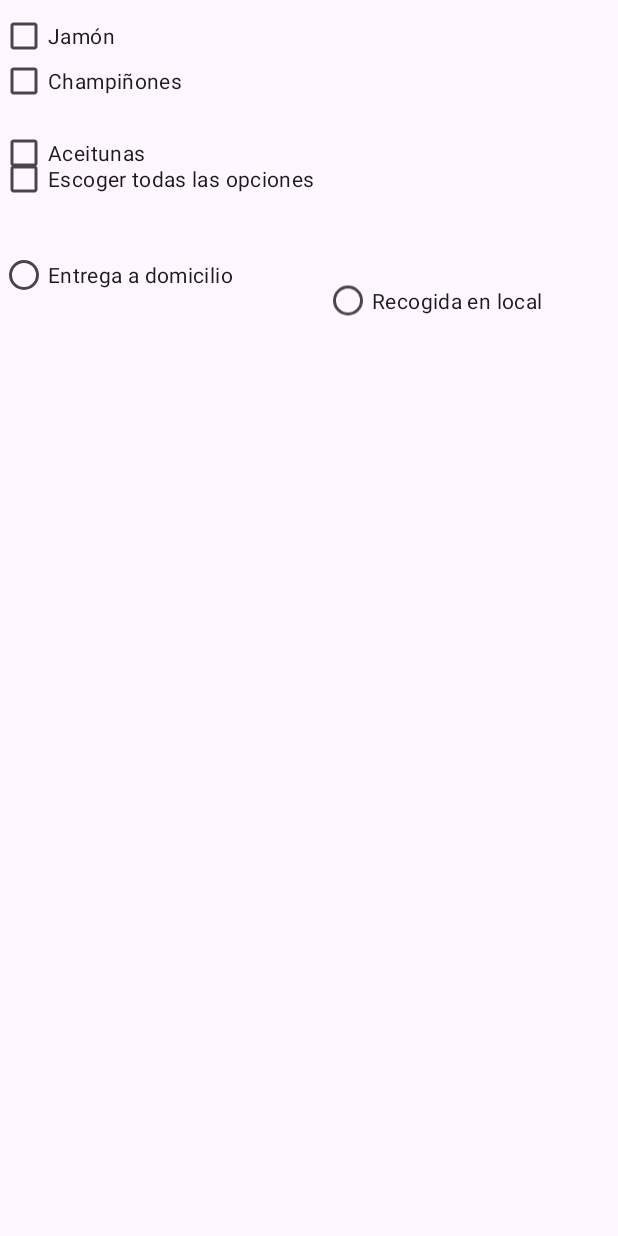
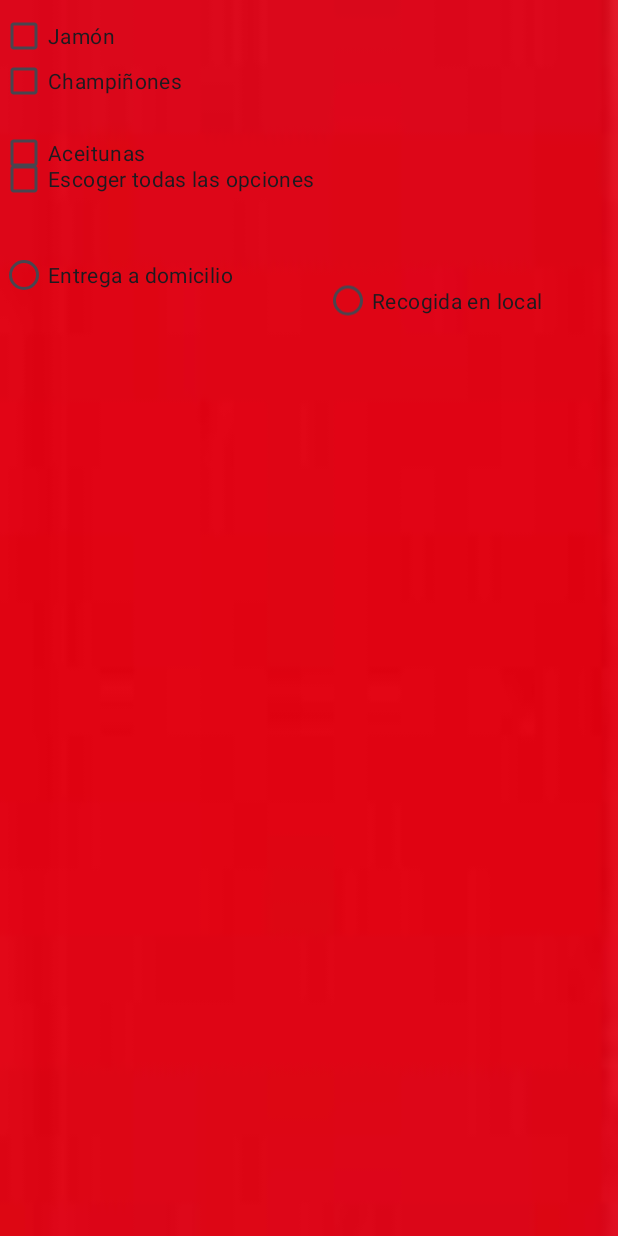
Before and after one commit to JertsM/Proyectos-Android-Studio, an Android app: the MainActivity screen opened directly, with no data from a screen before it, on a phone screen of 412 x 824 dp. Run offline under Robolectric (Android 15) with nearby library versions, the phone set to English and light mode, and no system bars.

Commit message:
update ServicioPizza

```diff
--- a/ServicioPizza/app/src/main/res/layout/activity_main_mauro.xml
+++ b/ServicioPizza/app/src/main/res/layout/activity_main_mauro.xml
@@ -5,7 +5,8 @@
     android:layout_width="match_parent"
     android:layout_height="match_parent"
     tools:context=".MainActivityMauro"
-    tools:ignore="ExtraText">
+    tools:ignore="ExtraText"
+    android:background="@drawable/fondorojo">
 
     <!-- Checkboxes -->
     <CheckBox
```
Also changed, not shown: ServicioPizza/app/src/main/res/drawable/fondorojo.jpeg (added).
